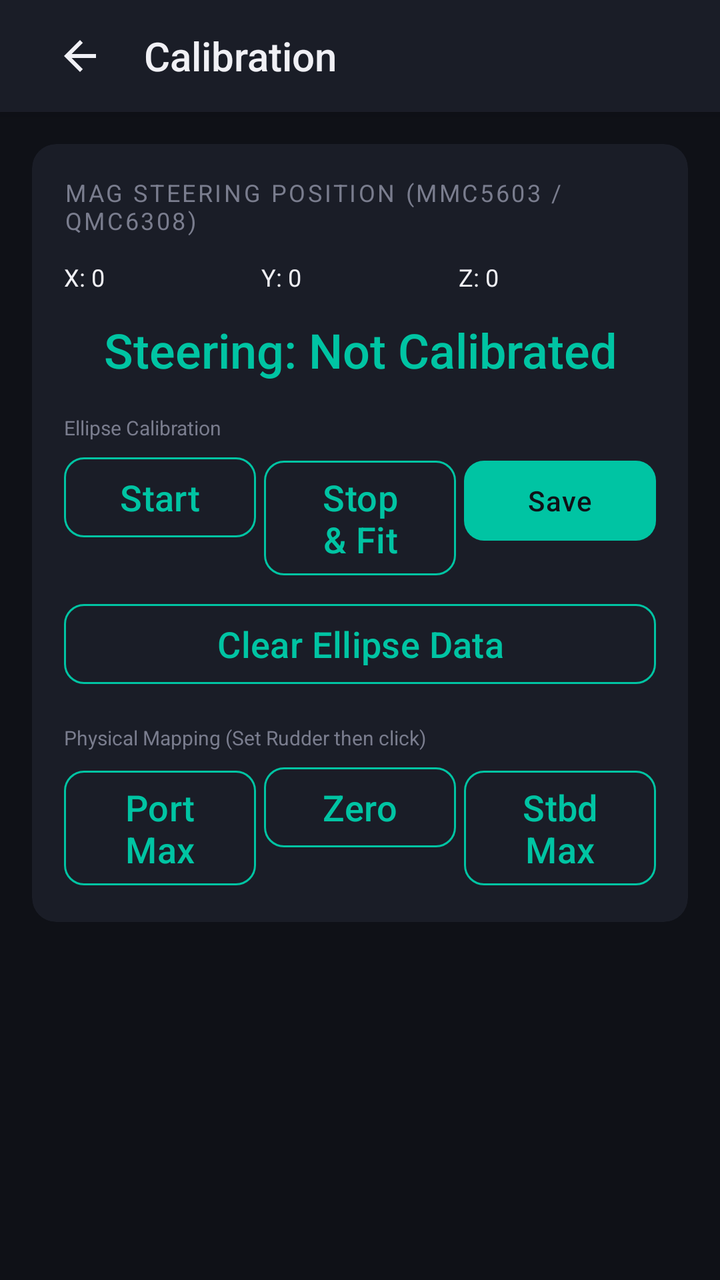
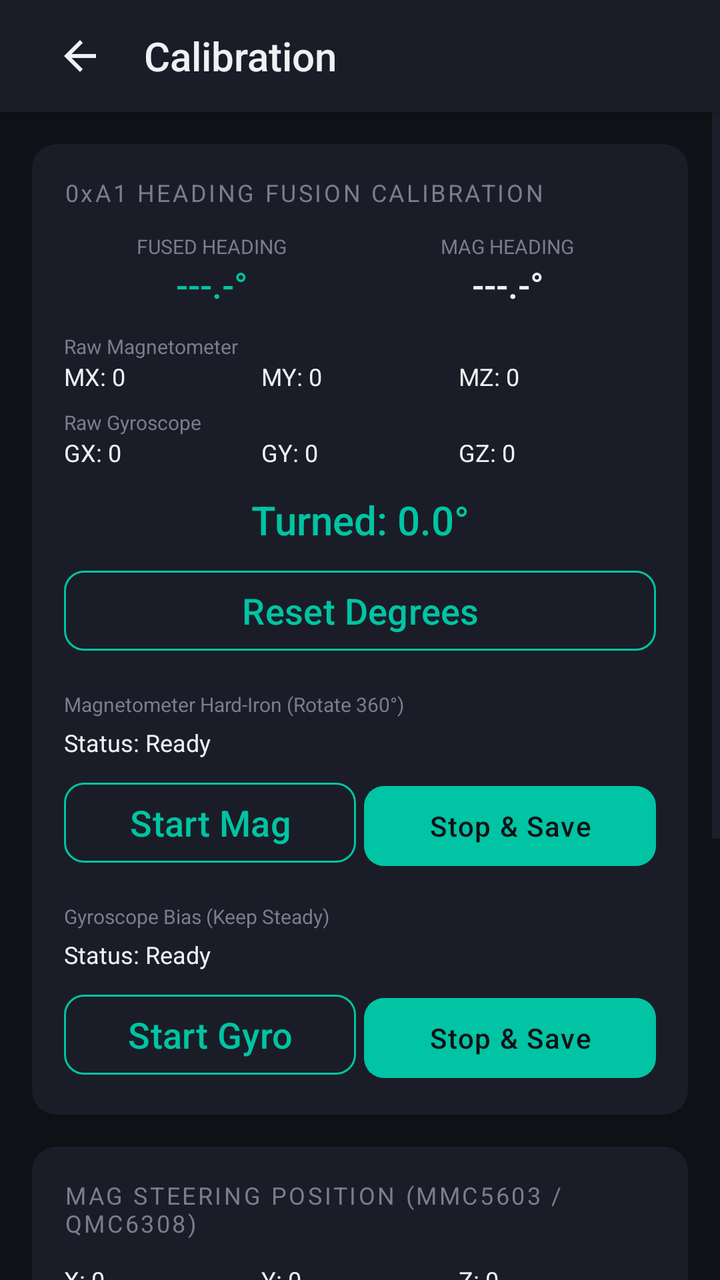

Two renders of the same Android screen: before a commit and after it. Below are the layout's source before the change and the commit's diff.
<!-- AndroidManifest.xml: application theme Theme.TorqeedoController -->
<!-- res/layout/activity_calibration.xml -->
<?xml version="1.0" encoding="utf-8"?>
<androidx.constraintlayout.widget.ConstraintLayout
    xmlns:android="http://schemas.android.com/apk/res/android"
    xmlns:app="http://schemas.android.com/apk/res-auto"
    android:layout_width="match_parent"
    android:layout_height="match_parent"
    android:background="@color/bg_primary">

    
    <LinearLayout
        android:id="@+id/topBar"
        android:layout_width="match_parent"
        android:layout_height="56dp"
        android:background="@color/bg_surface"
        android:gravity="center_vertical"
        android:orientation="horizontal"
        android:paddingHorizontal="16dp"
        android:elevation="4dp"
        app:layout_constraintTop_toTopOf="parent">

        <ImageButton
            android:id="@+id/btnBack"
            android:layout_width="48dp"
            android:layout_height="48dp"
            android:background="?attr/selectableItemBackgroundBorderless"
            android:src="@drawable/ic_back"
            app:tint="@color/text_primary" />

        <TextView
            android:layout_width="wrap_content"
            android:layout_height="wrap_content"
            android:layout_marginStart="8dp"
            android:text="Calibration"
            android:textColor="@color/text_primary"
            android:textSize="20sp"
            android:fontFamily="sans-serif-medium" />
    </LinearLayout>

    <ScrollView
        android:layout_width="match_parent"
        android:layout_height="0dp"
        app:layout_constraintTop_toBottomOf="@id/topBar"
        app:layout_constraintBottom_toBottomOf="parent">

        <LinearLayout
            android:layout_width="match_parent"
            android:layout_height="wrap_content"
            android:orientation="vertical"
            android:padding="16dp">

            
            <androidx.cardview.widget.CardView
                android:layout_width="match_parent"
                android:layout_height="wrap_content"
                android:layout_marginBottom="16dp"
                app:cardBackgroundColor="@color/bg_surface"
                app:cardCornerRadius="12dp"
                app:cardElevation="0dp">

                <LinearLayout
                    android:layout_width="match_parent"
                    android:layout_height="wrap_content"
                    android:orientation="vertical"
                    android:padding="16dp">

                    <TextView
                        android:layout_width="wrap_content"
                        android:layout_height="wrap_content"
                        android:text="MAG STEERING POSITION (MMC5603 / QMC6308)"
                        android:textColor="@color/text_secondary"
                        android:textSize="12sp"
                        android:letterSpacing="0.1"
                        android:layout_marginBottom="12dp" />

                    <LinearLayout
                        android:layout_width="match_parent"
                        android:layout_height="wrap_content"
                        android:orientation="horizontal"
                        android:layout_marginBottom="12dp">

                        <TextView android:id="@+id/tvMagX"
                            android:layout_width="0dp" android:layout_height="wrap_content"
                            android:layout_weight="1" android:text="X: 0"
                            android:textColor="@color/text_primary" android:textSize="12sp" />
                        <TextView android:id="@+id/tvMagY"
                            android:layout_width="0dp" android:layout_height="wrap_content"
                            android:layout_weight="1" android:text="Y: 0"
                            android:textColor="@color/text_primary" android:textSize="12sp" />
                        <TextView android:id="@+id/tvMagZ"
                            android:layout_width="0dp" android:layout_height="wrap_content"
                            android:layout_weight="1" android:text="Z: 0"
                            android:textColor="@color/text_primary" android:textSize="12sp" />
                    </LinearLayout>

                    <TextView
                        android:id="@+id/tvRudderPos"
                        android:layout_width="match_parent"
                        android:layout_height="wrap_content"
                        android:text="Steering: Not Calibrated"
                        android:textColor="@color/accent_primary"
                        android:textSize="24sp"
                        android:gravity="center"
                        android:fontFamily="sans-serif-medium"
                        android:layout_marginBottom="16dp" />

                    <TextView
                        android:layout_width="wrap_content"
                        android:layout_height="wrap_content"
                        android:text="Ellipse Calibration"
                        android:textColor="@color/text_secondary"
                        android:textSize="10sp"
                        android:layout_marginBottom="4dp" />

                    <LinearLayout
                        android:layout_width="match_parent"
                        android:layout_height="wrap_content"
                        android:orientation="horizontal"
                        android:layout_marginBottom="8dp">
                        <Button android:id="@+id/btnStartMagEllipse" style="@style/Widget.TorqeedoController.Button.Secondary"
                            android:layout_width="0dp" android:layout_height="wrap_content" android:layout_weight="1"
                            android:text="Start" android:layout_marginEnd="4dp" />
                        <Button android:id="@+id/btnStopMagEllipse" style="@style/Widget.TorqeedoController.Button.Secondary"
                            android:layout_width="0dp" android:layout_height="wrap_content" android:layout_weight="1"
                            android:text="Stop &amp; Fit" android:layout_marginEnd="4dp" />
                        <Button android:id="@+id/btnSaveMagEllipse" style="@style/Widget.TorqeedoController.Button.Primary"
                            android:layout_width="0dp" android:layout_height="wrap_content" android:layout_weight="1"
                            android:text="Save" />
                    </LinearLayout>

                    <Button android:id="@+id/btnClearMagEllipse" style="@style/Widget.TorqeedoController.Button.Secondary"
                        android:layout_width="match_parent" android:layout_height="wrap_content"
                        android:text="Clear Ellipse Data" android:layout_marginBottom="16dp" />

                    <TextView
                        android:layout_width="wrap_content"
                        android:layout_height="wrap_content"
                        android:text="Physical Mapping (Set Rudder then click)"
                        android:textColor="@color/text_secondary"
                        android:textSize="10sp"
                        android:layout_marginBottom="4dp" />

                    <LinearLayout
                        android:layout_width="match_parent"
                        android:layout_height="wrap_content"
                        android:orientation="horizontal">

                        <Button
                            android:id="@+id/btnCalibPort"
                            style="@style/Widget.TorqeedoController.Button.Secondary"
                            android:layout_width="0dp" android:layout_height="wrap_content"
                            android:layout_weight="1"
                            android:text="Port Max"
                            android:layout_marginEnd="4dp" />

                        <Button
                            android:id="@+id/btnCalibZero"
                            style="@style/Widget.TorqeedoController.Button.Secondary"
                            android:layout_width="0dp" android:layout_height="wrap_content"
                            android:layout_weight="1"
                            android:text="Zero"
                            android:layout_marginEnd="4dp" />

                        <Button
                            android:id="@+id/btnCalibStbd"
                            style="@style/Widget.TorqeedoController.Button.Secondary"
                            android:layout_width="0dp" android:layout_height="wrap_content"
                            android:layout_weight="1"
                            android:text="Stbd Max" />
                    </LinearLayout>
                </LinearLayout>
            </androidx.cardview.widget.CardView>

            























































































































































































































































        </LinearLayout>
    </ScrollView>

</androidx.constraintlayout.widget.ConstraintLayout>
<!-- resources referenced by this layout -->
<resources>
  <color name="accent_primary">#00C4A3</color>
  <color name="bg_primary">#0F1117</color>
  <color name="bg_surface">#1A1D27</color>
  <color name="text_primary">#F0F0F5</color>
  <color name="text_secondary">#7A7D8E</color>
  <!-- drawable ic_back (drawable) -->
  <vector xmlns:android="http://schemas.android.com/apk/res/android"
      android:width="24dp"
      android:height="24dp"
      android:viewportWidth="24"
      android:viewportHeight="24">
      <path
          android:fillColor="@android:color/white"
          android:pathData="M20,11H7.83l5.59,-5.59L12,4l-8,8 8,8 1.41,-1.41L7.83,13H20v-2z"/>
  </vector>
  <style name="Widget.TorqeedoController.Button.Primary" parent="Widget.Material3.Button">
          <item name="backgroundTint">@color/accent_primary</item>
          <item name="android:textColor">@color/bg_primary</item>
          <item name="android:textSize">14sp</item>
          <item name="android:letterSpacing">0.04</item>
          <item name="cornerRadius">10dp</item>
          <item name="android:stateListAnimator">@null</item>
      </style>
  <style name="Widget.TorqeedoController.Button.Secondary" parent="Widget.Material3.Button.OutlinedButton">
          <item name="strokeColor">@color/accent_primary</item>
          <item name="strokeWidth">1dp</item>
          <item name="android:textColor">@color/accent_primary</item>
          <item name="android:textSize">18dp</item>
          <item name="cornerRadius">10dp</item>
          <item name="android:stateListAnimator">@null</item>
      </style>
  <style name="Theme.TorqeedoController" parent="Theme.Material3.Dark.NoActionBar">
          
          <item name="colorPrimary">@color/accent_primary</item>
          <item name="colorOnPrimary">@color/bg_primary</item>
          <item name="colorPrimaryContainer">@color/accent_dark</item>
          <item name="colorOnPrimaryContainer">@color/text_primary</item>
  
          
          <item name="colorSurface">@color/bg_surface</item>
          <item name="colorOnSurface">@color/text_primary</item>
          <item name="colorSurfaceVariant">@color/bg_surface</item>
          <item name="colorOnSurfaceVariant">@color/text_secondary</item>
  
          
          <item name="android:colorBackground">@color/bg_primary</item>
          <item name="colorOnBackground">@color/text_primary</item>
  
          
          <item name="android:windowBackground">@color/bg_primary</item>
          <item name="android:statusBarColor">@color/bg_surface</item>
          <item name="android:navigationBarColor">@color/bg_primary</item>
          <item name="android:windowLightStatusBar">false</item>
          <item name="android:windowLightNavigationBar">false</item>
  
          
          <item name="colorControlActivated">@color/accent_primary</item>
          <item name="colorControlNormal">@color/border_subtle</item>
      </style>
  <color name="accent_dark">#00977E</color>
  <color name="border_subtle">#2A2D3A</color>
</resources>

<!-- the commit's change to res/layout/activity_calibration.xml (unified diff, before → after) -->
@@ -66,6 +66,193 @@
                     <TextView
                         android:layout_width="wrap_content"
                         android:layout_height="wrap_content"
+                        android:text="0xA1 HEADING FUSION CALIBRATION"
+                        android:textColor="@color/text_secondary"
+                        android:textSize="12sp"
+                        android:letterSpacing="0.1"
+                        android:layout_marginBottom="12dp" />
+
+                    
+                    <LinearLayout
+                        android:layout_width="match_parent"
+                        android:layout_height="wrap_content"
+                        android:orientation="horizontal"
+                        android:layout_marginBottom="12dp">
+                        <LinearLayout
+                            android:layout_width="0dp"
+                            android:layout_height="wrap_content"
+                            android:layout_weight="1"
+                            android:orientation="vertical"
+                            android:gravity="center">
+                            <TextView
+                                android:layout_width="wrap_content"
+                                android:layout_height="wrap_content"
+                                android:text="FUSED HEADING"
+                                android:textColor="@color/text_secondary"
+                                android:textSize="10sp" />
+                            <TextView
+                                android:id="@+id/tvFusedHeading"
+                                android:layout_width="wrap_content"
+                                android:layout_height="wrap_content"
+                                android:text="---.-°"
+                                android:textColor="@color/accent_primary"
+                                android:textSize="18sp"
+                                android:fontFamily="sans-serif-medium" />
+                        </LinearLayout>
+                        <LinearLayout
+                            android:layout_width="0dp"
+                            android:layout_height="wrap_content"
+                            android:layout_weight="1"
+                            android:orientation="vertical"
+                            android:gravity="center">
+                            <TextView
+                                android:layout_width="wrap_content"
+                                android:layout_height="wrap_content"
+                                android:text="MAG HEADING"
+                                android:textColor="@color/text_secondary"
+                                android:textSize="10sp" />
+                            <TextView
+                                android:id="@+id/tvMagHeading"
+                                android:layout_width="wrap_content"
+                                android:layout_height="wrap_content"
+                                android:text="---.-°"
+                                android:textColor="@color/text_primary"
+                                android:textSize="18sp"
+                                android:fontFamily="sans-serif-medium" />
+                        </LinearLayout>
+                    </LinearLayout>
+
+                    
+                    <TextView
+                        android:layout_width="wrap_content"
+                        android:layout_height="wrap_content"
+                        android:text="Raw Magnetometer"
+                        android:textColor="@color/text_secondary"
+                        android:textSize="10sp" />
+                    <LinearLayout
+                        android:layout_width="match_parent"
+                        android:layout_height="wrap_content"
+                        android:orientation="horizontal"
+                        android:layout_marginBottom="8dp">
+                        <TextView android:id="@+id/tvRawMx" android:layout_width="0dp" android:layout_height="wrap_content" android:layout_weight="1" android:text="MX: 0" android:textColor="@color/text_primary" android:textSize="12sp" />
+                        <TextView android:id="@+id/tvRawMy" android:layout_width="0dp" android:layout_height="wrap_content" android:layout_weight="1" android:text="MY: 0" android:textColor="@color/text_primary" android:textSize="12sp" />
+                        <TextView android:id="@+id/tvRawMz" android:layout_width="0dp" android:layout_height="wrap_content" android:layout_weight="1" android:text="MZ: 0" android:textColor="@color/text_primary" android:textSize="12sp" />
+                    </LinearLayout>
+
+                    
+                    <TextView
+                        android:layout_width="wrap_content"
+                        android:layout_height="wrap_content"
+                        android:text="Raw Gyroscope"
+                        android:textColor="@color/text_secondary"
+                        android:textSize="10sp" />
+                    <LinearLayout
+                        android:layout_width="match_parent"
+                        android:layout_height="wrap_content"
+                        android:orientation="horizontal"
+                        android:layout_marginBottom="12dp">
+                        <TextView android:id="@+id/tvRawGx" android:layout_width="0dp" android:layout_height="wrap_content" android:layout_weight="1" android:text="GX: 0" android:textColor="@color/text_primary" android:textSize="12sp" />
+                        <TextView android:id="@+id/tvRawGy" android:layout_width="0dp" android:layout_height="wrap_content" android:layout_weight="1" android:text="GY: 0" android:textColor="@color/text_primary" android:textSize="12sp" />
+                        <TextView android:id="@+id/tvRawGz" android:layout_width="0dp" android:layout_height="wrap_content" android:layout_weight="1" android:text="GZ: 0" android:textColor="@color/text_primary" android:textSize="12sp" />
+                    </LinearLayout>
+
+                    <TextView
+                        android:id="@+id/tvCalibDegrees"
+                        android:layout_width="match_parent"
+                        android:layout_height="wrap_content"
+                        android:text="Turned: 0.0°"
+                        android:textColor="@color/accent_primary"
+                        android:textSize="20sp"
+                        android:gravity="center"
+                        android:fontFamily="sans-serif-medium"
+                        android:layout_marginBottom="8dp" />
+
+                    <Button android:id="@+id/btnResetSFDegrees" style="@style/Widget.TorqeedoController.Button.Secondary"
+                        android:layout_width="match_parent" android:layout_height="wrap_content"
+                        android:text="Reset Degrees" android:layout_marginBottom="16dp" />
+
+                    
+                    <TextView
+                        android:layout_width="wrap_content"
+                        android:layout_height="wrap_content"
+                        android:text="Magnetometer Hard-Iron (Rotate 360°)"
+                        android:textColor="@color/text_secondary"
+                        android:textSize="10sp"
+                        android:layout_marginBottom="4dp" />
+
+                    <TextView
+                        android:id="@+id/tvMagCalStatus"
+                        android:layout_width="wrap_content"
+                        android:layout_height="wrap_content"
+                        android:text="Status: Ready"
+                        android:textColor="@color/text_primary"
+                        android:textSize="12sp"
+                        android:layout_marginBottom="8dp" />
+
+                    <LinearLayout
+                        android:layout_width="match_parent"
+                        android:layout_height="wrap_content"
+                        android:orientation="horizontal"
+                        android:layout_marginBottom="16dp">
+                        <Button android:id="@+id/btnStartSFMag" style="@style/Widget.TorqeedoController.Button.Secondary"
+                            android:layout_width="0dp" android:layout_height="wrap_content" android:layout_weight="1"
+                            android:text="Start Mag" android:layout_marginEnd="4dp" />
+                        <Button android:id="@+id/btnStopSFMag" style="@style/Widget.TorqeedoController.Button.Primary"
+                            android:layout_width="0dp" android:layout_height="wrap_content" android:layout_weight="1"
+                            android:text="Stop &amp; Save" />
+                    </LinearLayout>
+
+                    
+                    <TextView
+                        android:layout_width="wrap_content"
+                        android:layout_height="wrap_content"
+                        android:text="Gyroscope Bias (Keep Steady)"
+                        android:textColor="@color/text_secondary"
+                        android:textSize="10sp"
+                        android:layout_marginBottom="4dp" />
+
+                    <TextView
+                        android:id="@+id/tvGyroCalStatus"
+                        android:layout_width="wrap_content"
+                        android:layout_height="wrap_content"
+                        android:text="Status: Ready"
+                        android:textColor="@color/text_primary"
+                        android:textSize="12sp"
+                        android:layout_marginBottom="8dp" />
+
+                    <LinearLayout
+                        android:layout_width="match_parent"
+                        android:layout_height="wrap_content"
+                        android:orientation="horizontal">
+                        <Button android:id="@+id/btnStartSFGyro" style="@style/Widget.TorqeedoController.Button.Secondary"
+                            android:layout_width="0dp" android:layout_height="wrap_content" android:layout_weight="1"
+                            android:text="Start Gyro" android:layout_marginEnd="4dp" />
+                        <Button android:id="@+id/btnStopSFGyro" style="@style/Widget.TorqeedoController.Button.Primary"
+                            android:layout_width="0dp" android:layout_height="wrap_content" android:layout_weight="1"
+                            android:text="Stop &amp; Save" />
+                    </LinearLayout>
+
+                </LinearLayout>
+            </androidx.cardview.widget.CardView>
+
+            
+            <androidx.cardview.widget.CardView
+                android:layout_width="match_parent"
+                android:layout_height="wrap_content"
+                android:layout_marginBottom="16dp"
+                app:cardBackgroundColor="@color/bg_surface"
+                app:cardCornerRadius="12dp"
+                app:cardElevation="0dp">
+
+                <LinearLayout
+                    android:layout_width="match_parent"
+                    android:layout_height="wrap_content"
+                    android:orientation="vertical"
+                    android:padding="16dp">
+
+                    <TextView
+                        android:layout_width="wrap_content"
+                        android:layout_height="wrap_content"
                         android:text="MAG STEERING POSITION (MMC5603 / QMC6308)"
                         android:textColor="@color/text_secondary"
                         android:textSize="12sp"
@@ -170,254 +357,6 @@
                 </LinearLayout>
             </androidx.cardview.widget.CardView>
 
-            
-
-
-
-
-
-
-
-
-
-
-
-
-
-
-
-
-
-
-
-
-
-
-
-
-
-
-
-
-
-
-
-
-
-
-
-
-
-
-
-
-
-
-
-
-
-
-
-
-
-
-
-
-
-
-
-
-
-
-
-
-
-
-
-
-
-
-
-
-
-
-
-
-
-
-
-
-
-
-
-
-
-
-
-
-
-
-
-
-
-
-
-
-
-
-
-
-
-
-
-
-
-
-
-
-
-
-
-
-
-
-
-
-
-
-
-
-
-
-
-
-
-
-
-
-
-
-
-
-
-
-
-
-
-
-
-
-
-
-
-
-
-
-
-
-
-
-
-
-
-
-
-
-
-
-
-
-
-
-
-
-
-
-
-
-
-
-
-
-
-
-
-
-
-
-
-
-
-
-
-
-
-
-
-
-
-
-
-
-
-
-
-
-
-
-
-
-
-
-
-
-
-
-
-
-
-
-
-
-
-
-
-
-
-
-
-
-
-
-
-
-
-
-
-
-
-
-
-
-
-
-
-
-
-
-
-
-
-
-
-
-
-
-
-
-
-
-
         </LinearLayout>
     </ScrollView>
 
